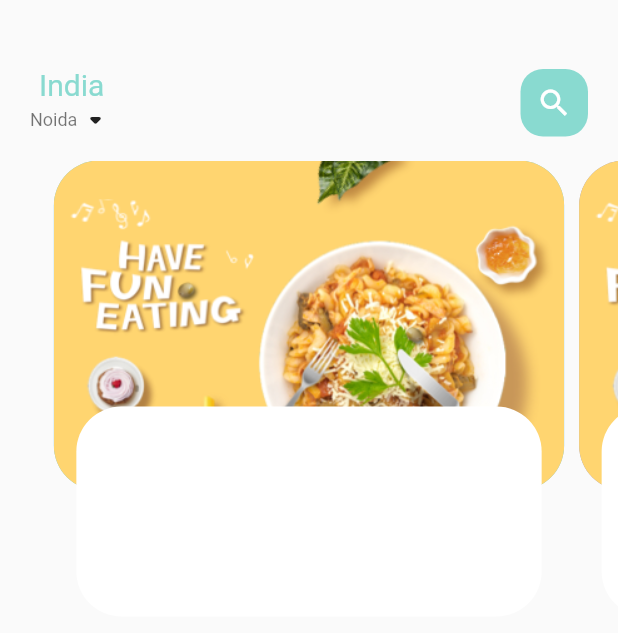
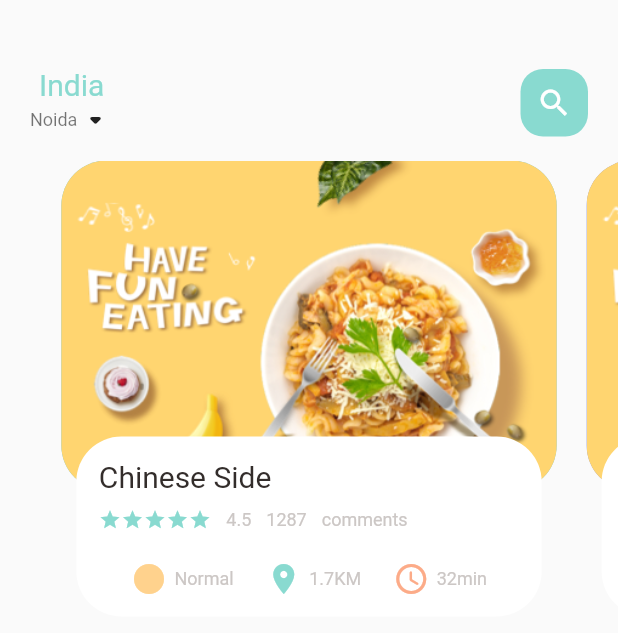
Before and after one commit to ManyuDhyani/Ecom-App, a Flutter app: the screen it shows after launch, on a phone screen of 412 x 824 dp. Shown: the top 633 px of the screen. Run offline on Flutter 3.47's test engine with Material 2 defaults, Android fonts, the phone set to English and light mode, and no system bars.

Commit message:
Main Slider Lower container content added.

```diff
--- a/lib/home/food_page_body.dart
+++ b/lib/home/food_page_body.dart
@@ -1,5 +1,7 @@
 import 'package:ecom_app/utils/colors.dart';
 import 'package:ecom_app/widgets/big_text.dart';
+import 'package:ecom_app/widgets/icon_and_text_widgets.dart';
+import 'package:ecom_app/widgets/small_text.dart';
 import 'package:flutter/cupertino.dart';
 import 'package:flutter/material.dart';
 
@@ -30,7 +32,7 @@ class _FoodPageBodyState extends State<FoodPageBody> {
       children: [
         Container(
           height: 220,
-          margin: EdgeInsets.only(left: 5, right: 5),
+          margin: EdgeInsets.only(left: 10, right: 10),
           decoration: BoxDecoration(
             borderRadius: BorderRadius.circular(30),
             color: index.isEven ? Color(0xFF69c5df) : Color(0xFF9294cc),
@@ -43,11 +45,64 @@ class _FoodPageBodyState extends State<FoodPageBody> {
         Align(
           alignment: Alignment.bottomCenter,
           child: Container(
-            height: 140,
+            height: 120,
             margin: EdgeInsets.only(left: 20, right: 20, bottom: 16),
             decoration: BoxDecoration(
               borderRadius: BorderRadius.circular(30),
               color: Colors.white,
+            ),
+            child: Container(
+              padding: EdgeInsets.only(top: 15, left: 15, right: 15),
+              child: Column(
+                crossAxisAlignment: CrossAxisAlignment.start,
+                children: [
+                  BigText(
+                    text: "Chinese Side",
+                  ),
+                  const SizedBox(height: 10),
+                  Row(
+                    children: [
+                      Wrap(
+                        children: List.generate(
+                          5,
+                          (index) => Icon(
+                            Icons.star,
+                            color: AppColors.mainColor,
+                            size: 15,
+                          ),
+                        ),
+                      ),
+                      const SizedBox(width: 10),
+                      SmallText(text: "4.5"),
+                      const SizedBox(width: 10),
+                      SmallText(text: "1287"),
+                      const SizedBox(width: 10),
+                      SmallText(text: "comments"),
+                    ],
+                  ),
+                  const SizedBox(height: 20),
+                  Row(
+                    mainAxisAlignment: MainAxisAlignment.spaceEvenly,
+                    children: [
+                      IconAndTextWidget(
+                        icon: Icons.circle_sharp,
+                        text: "Normal",
+                        iconColor: AppColors.iconColor1,
+                      ),
+                      IconAndTextWidget(
+                        icon: Icons.location_on,
+                        text: "1.7KM",
+                        iconColor: AppColors.mainColor,
+                      ),
+                      IconAndTextWidget(
+                        icon: Icons.access_time_rounded,
+                        text: "32min",
+                        iconColor: AppColors.iconColor2,
+                      ),
+                    ],
+                  )
+                ],
+              ),
             ),
           ),
         ),
```
